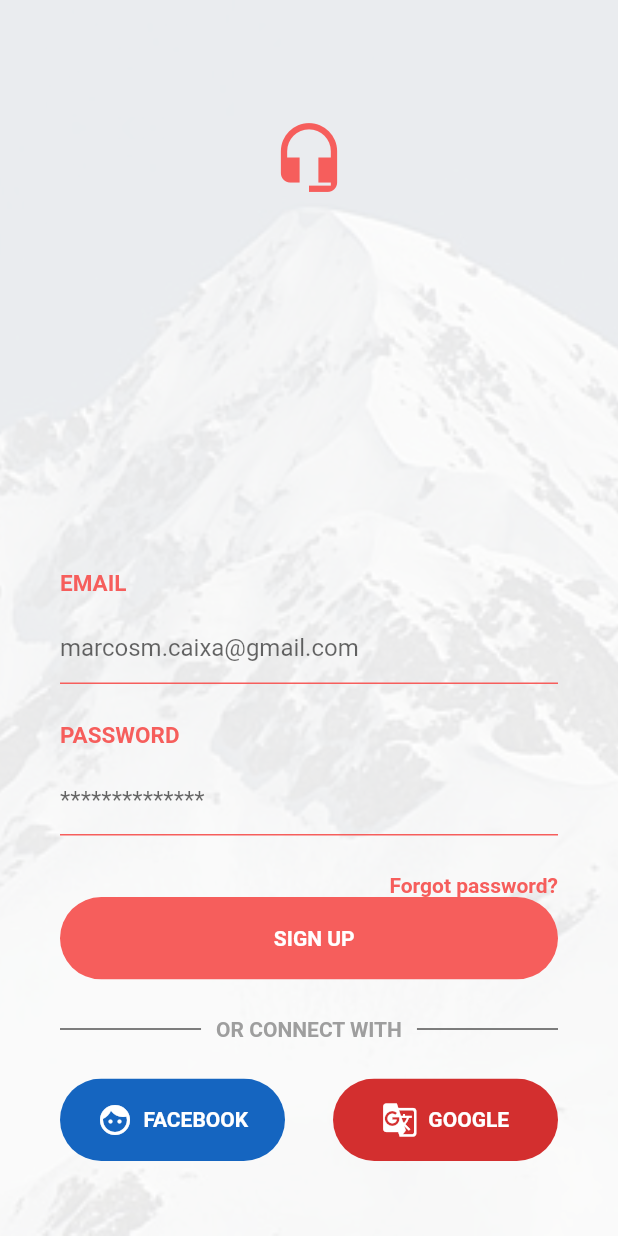
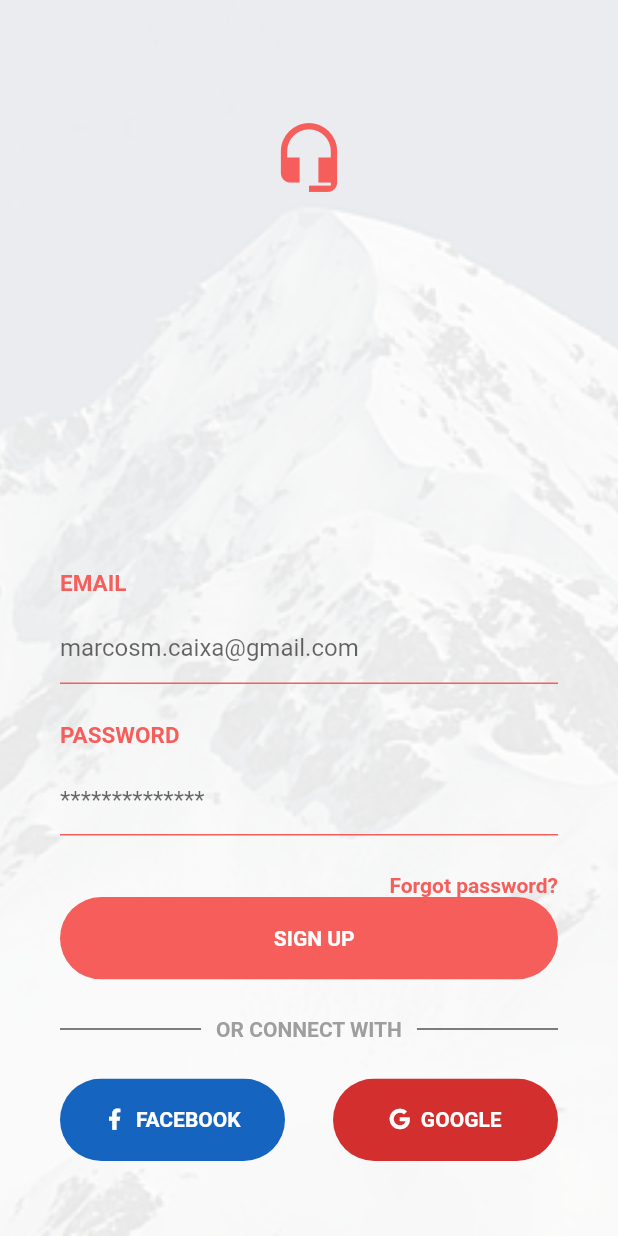
Before and after one commit to marcos1martins/TelaLoginComFlutter, a Flutter app: the screen it shows after launch, swiped to page 3, on a phone screen of 412 x 824 dp. Run offline on Flutter 3.47's test engine with Material 2 defaults, Android fonts, the phone set to English and light mode, and no system bars; our stand-ins replace font_awesome_flutter.

Commit message:
navegação entre as páginas atraves dos botões da pagina inicial

```diff
--- a/tela_login/lib/src/login/LoginWidget.dart
+++ b/tela_login/lib/src/login/LoginWidget.dart
@@ -2,6 +2,7 @@ import 'package:flutter/material.dart';
 import 'package:tela_login/src/login/pages/LoginPageWidget.dart';
 import 'package:tela_login/src/login/pages/LoginSignInPageWidget.dart';
 import 'package:tela_login/src/login/pages/LoginSignUpPageWidget.dart';
+import 'package:tela_login/src/login/provider/ProviderPageController.dart';
 
 class LoginWidget extends StatefulWidget {
   @override
@@ -9,7 +10,6 @@ class LoginWidget extends StatefulWidget {
 }
 
 class _LoginWidgetState extends State<LoginWidget> {
-
   PageController _controller;
 
   @override
@@ -30,17 +30,20 @@ class _LoginWidgetState extends State<LoginWidget> {
       child: Stack(
         fit: StackFit.expand,
         children: <Widget>[
-          Image.asset("assets/img/monte.jpg", fit: BoxFit.cover,),
-          PageView(
+          Image.asset(
+            "assets/img/monte.jpg",
+            fit: BoxFit.cover,
+          ),
+          ProviderPageController(
+              controller: _controller,
+              child: PageView(
                 controller: _controller,
                 children: <Widget>[
                   LoginSignUpPageWidget(),
                   LoginPageWidget(),
                   LoginSignInPageWidget(),
-
-
                 ],
-          )
+              )),
         ],
       ),
     );
--- a/tela_login/lib/src/login/pages/LoginSignInPageWidget.dart
+++ b/tela_login/lib/src/login/pages/LoginSignInPageWidget.dart
@@ -1,6 +1,7 @@
 import 'package:flutter/material.dart';
 import 'package:tela_login/src/login/widgets/CicleButton.dart';
 import 'package:tela_login/src/login/widgets/CustonTextFild.dart';
+import 'package:font_awesome_flutter/font_awesome_flutter.dart';
 
 class LoginSignInPageWidget extends StatefulWidget {
   @override
@@ -74,8 +75,9 @@ class _LoginSignInPageWidgetState extends State<LoginSignInPageWidget> {
               CicleButton(
                 backGroundColor: Colors.blue[800],
                 icon: Icon(
-                  Icons.face,
+                  FontAwesomeIcons.facebookF,
                   color: Colors.white,
+                  size: 14,
                 ),
                 width: 150,
                 label: "FACEBOOK",
@@ -83,8 +85,9 @@ class _LoginSignInPageWidgetState extends State<LoginSignInPageWidget> {
               CicleButton(
                 backGroundColor: Colors.red[700],
                 icon: Icon(
-                  Icons.g_translate,
+                  FontAwesomeIcons.google,
                   color: Colors.white,
+                  size: 14,
                 ),
                 width: 150,
                 label: "GOOGLE",
--- /dev/null
+++ b/tela_login/lib/src/login/provider/ProviderPageController.dart
@@ -0,0 +1,23 @@
+import 'package:flutter/material.dart';
+
+class ProviderPageController extends InheritedWidget {
+  final PageController controller;
+  final Widget child;
+
+  ProviderPageController({this.controller, this.child}) : super(child: child);
+
+  static ProviderPageController of(BuildContext context) {
+    return context.inheritFromWidgetOfExactType(ProviderPageController)
+        as ProviderPageController;
+  }
+
+  void toPage(int page) {
+    controller.animateToPage(page,
+        curve: Curves.easeInOut, duration: Duration(milliseconds: 300));
+  }
+
+  @override
+  bool updateShouldNotify(InheritedWidget oldWidget) {
+    return oldWidget != this;
+  }
+}
--- a/tela_login/pubspec.yaml
+++ b/tela_login/pubspec.yaml
@@ -23,6 +23,7 @@ dependencies:
   # The following adds the Cupertino Icons font to your application.
   # Use with the CupertinoIcons class for iOS style icons.
   cupertino_icons: ^0.1.2
+  font_awesome_flutter: ^8.7.0
 
 dev_dependencies:
   flutter_test:
```
Also changed, not shown: tela_login/lib/src/login/pages/LoginPageWidget.dart (+18 -14 lines), tela_login/lib/src/login/pages/LoginSignUpPageWidget.dart (+24 -5 lines), tela_login/pubspec.lock. Lines whose indentation alone changed are shown as unchanged.
